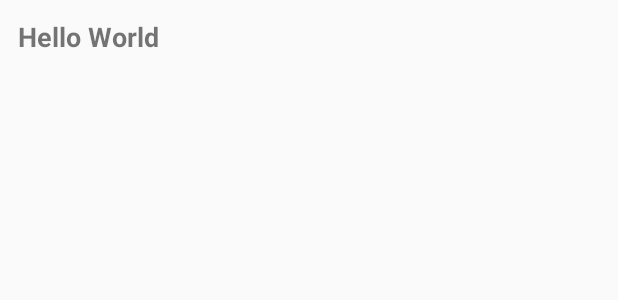
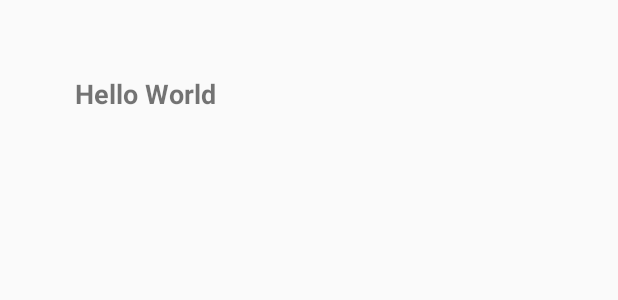
Before and after one commit to tarun786/fragmentExample, an Android app: the layout fragment_read_contacts_fragments.xml on its own in the app's theme, with its tools: preview values and no code run, on a phone screen of 412 x 824 dp. Shown: the top 300 px of the screen. Run offline under Robolectric (Android 15) with nearby library versions, the phone set to English and light mode, and no system bars.

Commit message:
increased layout margin

```diff
--- a/app/src/main/res/layout/fragment_read_contacts_fragments.xml
+++ b/app/src/main/res/layout/fragment_read_contacts_fragments.xml
@@ -1,26 +1,23 @@
 <ScrollView xmlns:android="http://schemas.android.com/apk/res/android"
     xmlns:tools="http://schemas.android.com/tools"
     android:layout_width="match_parent"
-    android:layout_height="match_parent"
-    android:animateLayoutChanges="true"
-    android:fillViewport="true"
+    android:layout_height="match_parent">
     tools:context="com.example.sqlitepractice.ReadContactsFragments">
 
     <LinearLayout
         android:layout_width="match_parent"
         android:layout_height="wrap_content"
-        android:animateLayoutChanges="true"
-        android:orientation="vertical">
+        android:orientation="vertical" >
 
         <TextView
-            android:layout_width="match_parent"
-            android:layout_height="wrap_content"
+            android:id="@+id/txt_display"
+            android:layout_width="wrap_content"
+            android:layout_height="match_parent"
+            android:scrollbars = "vertical"
+            android:layout_margin="50dp"
             android:text="@string/hello_world"
-            android:textStyle="bold"
             android:textSize="18sp"
-            android:layout_margin="12dp"
-            android:id="@+id/txt_display"
-            />
+            android:textStyle="bold" />
     </LinearLayout>
 
 
```
